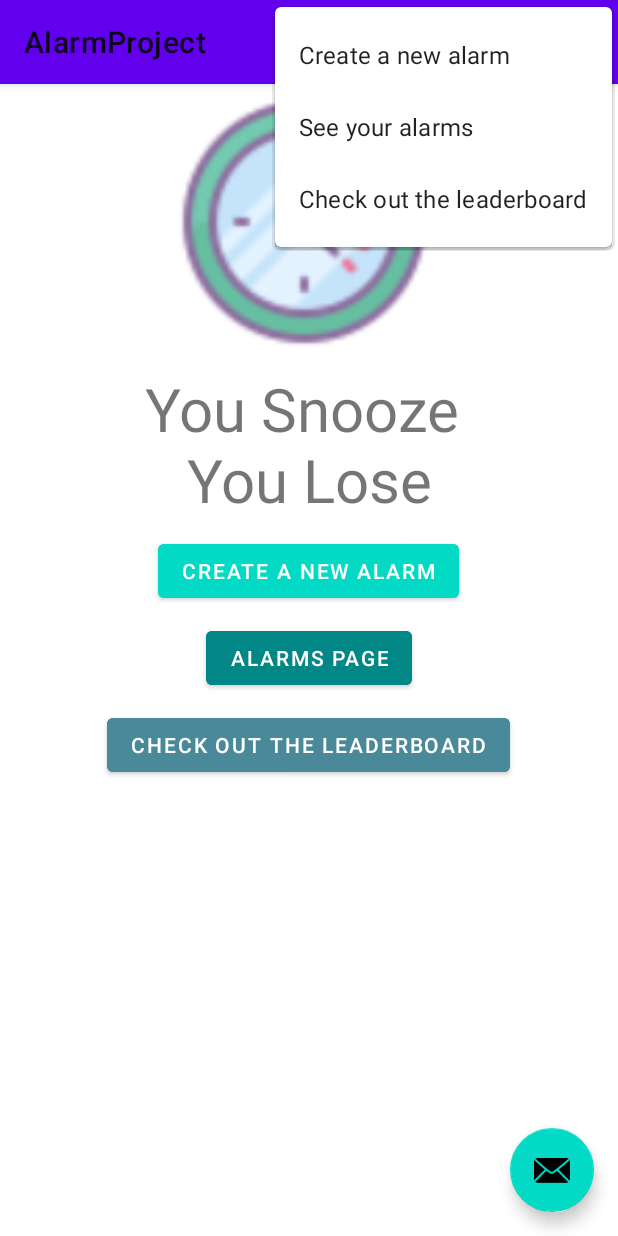
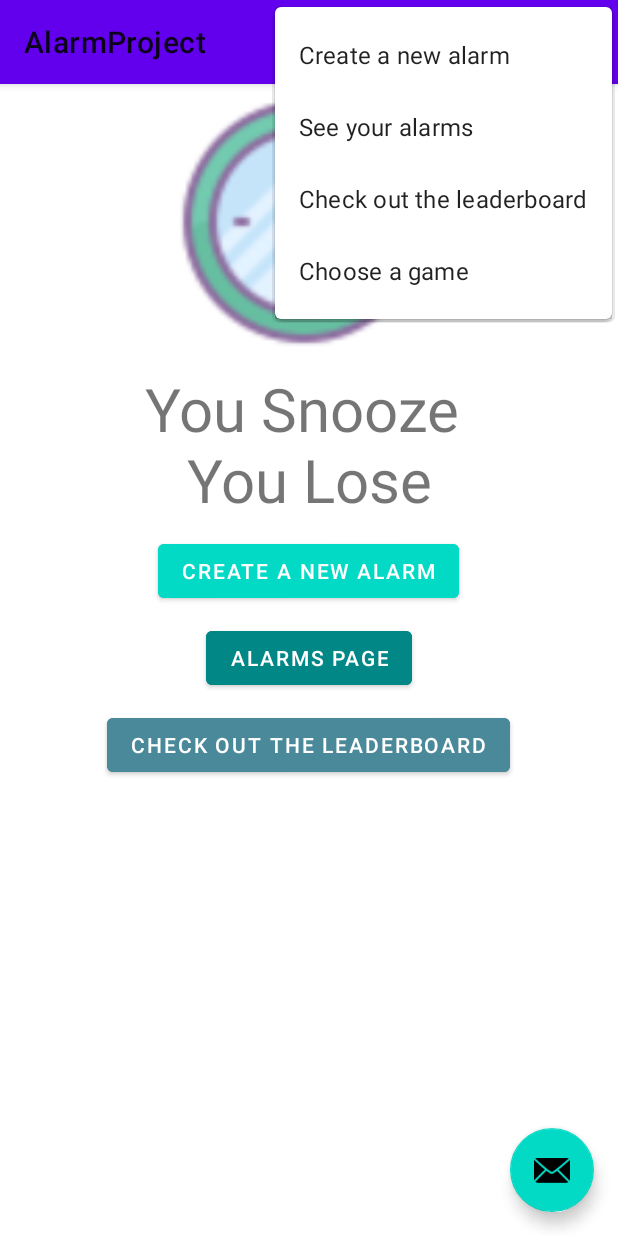
Before and after one commit to SS0706/Alarm2, an Android app: the screen it shows after launch (MainActivity), with the options menu open, on a phone screen of 412 x 824 dp. Run offline under Robolectric (Android 15) with nearby library versions, the phone set to English and light mode, and no system bars.

Commit message:
added a select game activity on menu_main.xml, some modifications on strings

```diff
--- a/app/src/main/java/com/example/alarmproject/MainActivity.java
+++ b/app/src/main/java/com/example/alarmproject/MainActivity.java
@@ -136,6 +136,11 @@ public class MainActivity extends AppCompatActivity {
             startActivity(intent);
             return true;
         }
+        if(id == R.id.menu_choose_game){
+            Intent intent = new Intent( this, AlarmsPageActivity.class);
+            startActivity(intent);
+            return true;
+        }
 
 
         return super.onOptionsItemSelected(item);
--- a/app/src/main/res/menu/menu_main.xml
+++ b/app/src/main/res/menu/menu_main.xml
@@ -19,4 +19,9 @@
         android:orderInCategory="120"
         android:title="@string/check_out_leaderBoard"
         app:showAsAction="never" />
+    <item
+        android:id="@+id/menu_choose_game"
+        android:orderInCategory="120"
+        android:title="@string/choose_game"
+        app:showAsAction="never" />
 </menu>
--- a/app/src/main/res/values/strings.xml
+++ b/app/src/main/res/values/strings.xml
@@ -4,6 +4,7 @@
     <string name="createNewAlarm">Create a new alarm</string>
     <string name="alarmsPage">See your alarms</string>
     <string name="check_out_leaderBoard">Check out the leaderboard</string>
+    <string name="choose_game">Choose a game</string>
 
     <string name="next">Next</string>
     <string name="previous">Previous</string>
```
